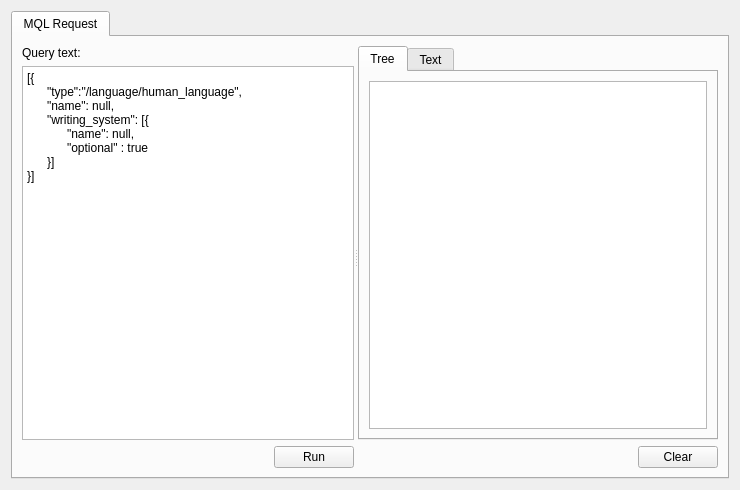
Above: form.ui from tranter/qt-google-freebase before the change. Below: the same form after it.
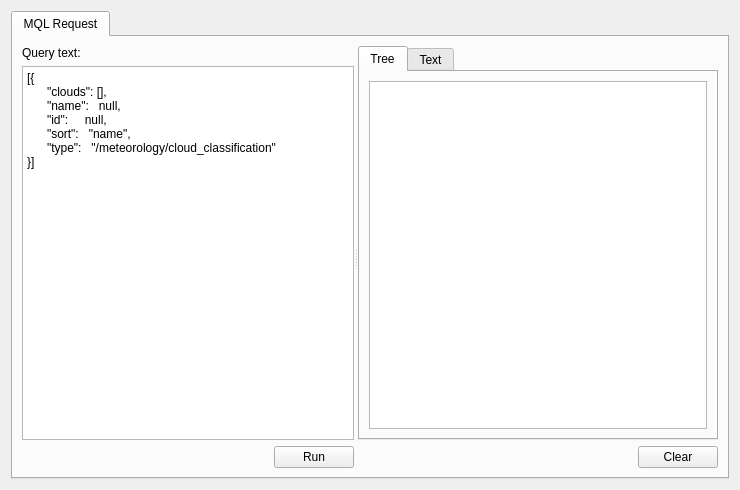
That is the form after the change. The open tabs and pages were chosen to show the change.

The edit to the form file:
```diff
--- a/form.ui
+++ b/form.ui
@@ -45,12 +45,11 @@
              </property>
              <property name="plainText">
               <string>[{
-	&quot;type&quot;:&quot;/language/human_language&quot;,
-	&quot;name&quot;: null,
-	&quot;writing_system&quot;: [{
-		&quot;name&quot;: null,
-		&quot;optional&quot; : true
-	}]
+	&quot;clouds&quot;: [],
+	&quot;name&quot;:   null,
+	&quot;id&quot;:     null,
+	&quot;sort&quot;:   &quot;name&quot;,
+	&quot;type&quot;:   &quot;/meteorology/cloud_classification&quot;
 }]</string>
              </property>
              <property name="tabStopWidth">
```
Left out of the diff: 4 changed lines with no effect on the pictures.
